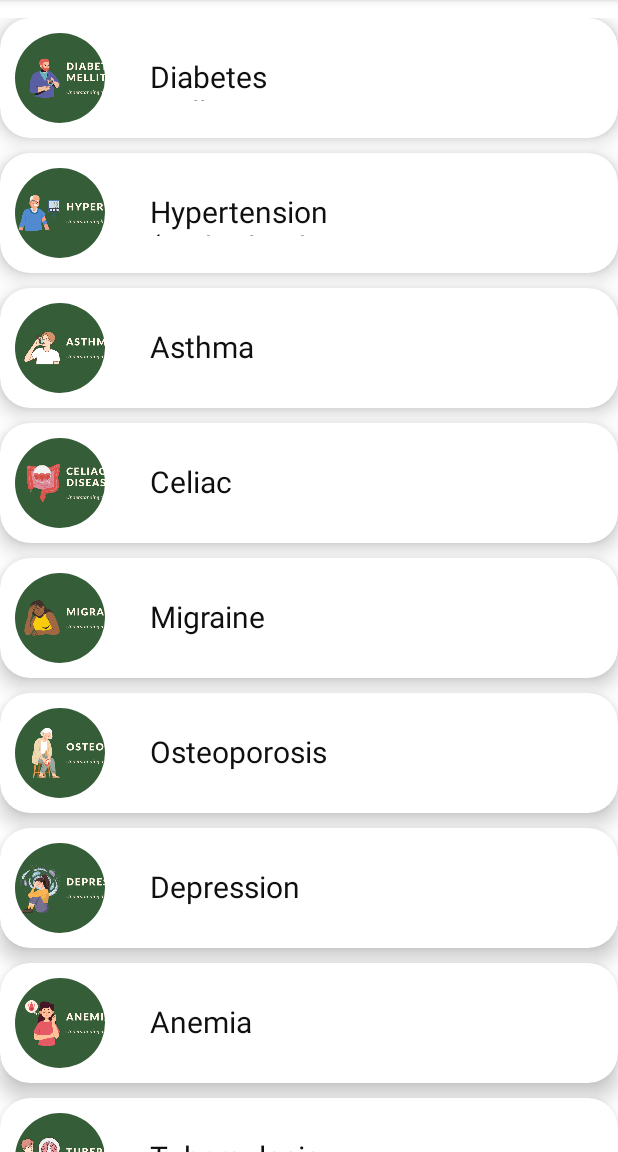
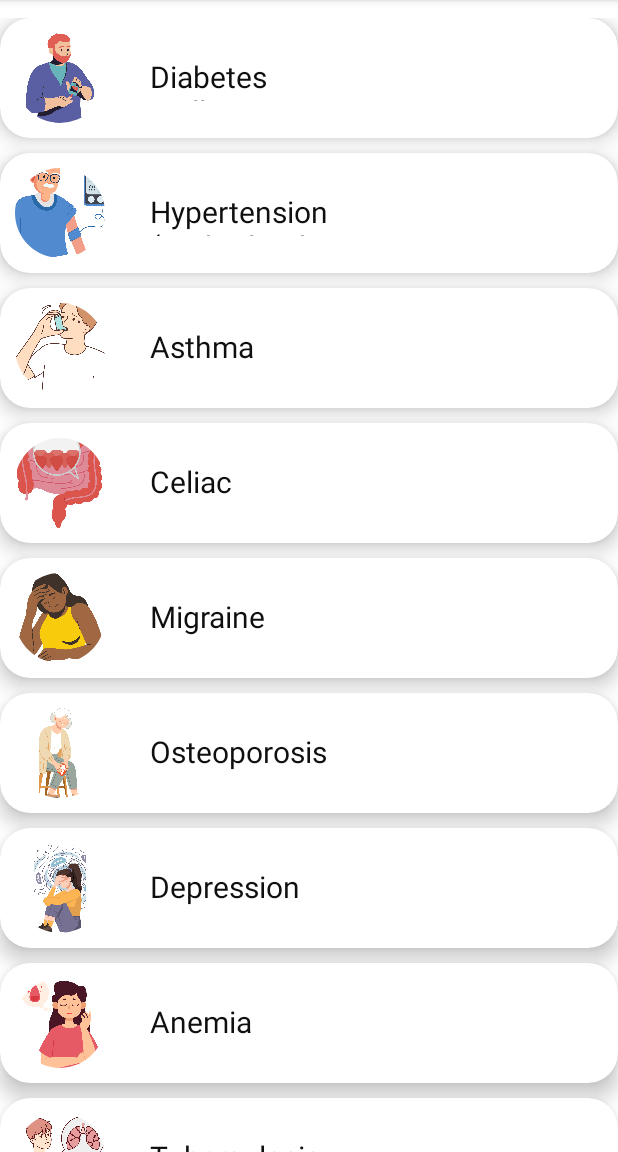
Before and after one commit to lim-glitch/madAssignment, an Android app: the screen it shows after launch (MainActivity before the commit, EduMainActivity after it), on a phone screen of 412 x 824 dp, the part 84-1236 px from its top. Run offline under Robolectric (Android 15) with nearby library versions, the phone set to English and light mode, and no system bars.

Commit message:
its all working now, but not implemented the search function yet

```diff
--- a/app/build.gradle.kts
+++ b/app/build.gradle.kts
@@ -28,6 +28,7 @@ android {
 
     buildFeatures {
         viewBinding = true
+        dataBinding = true
     }
 
     compileOptions {
--- a/app/src/main/AndroidManifest.xml
+++ b/app/src/main/AndroidManifest.xml
@@ -16,7 +16,7 @@
             android:name=".DetailedActivity"
             android:exported="false" />
         <activity
-            android:name=".MainActivity"
+            android:name=".EduMainActivity"
             android:exported="true">
             <intent-filter>
                 <action android:name="android.intent.action.MAIN" />
--- a/app/src/main/java/com/example/educationpeacemy/DetailedActivity.java
+++ b/app/src/main/java/com/example/educationpeacemy/DetailedActivity.java
@@ -20,7 +20,7 @@ public class DetailedActivity extends AppCompatActivity {
         super.onCreate(savedInstanceState);
         binding = ActivityDetailedBinding.inflate(getLayoutInflater());
         EdgeToEdge.enable(this);
-        setContentView(R.layout.activity_detailed);
+        setContentView(binding.getRoot());
         ViewCompat.setOnApplyWindowInsetsListener(findViewById(R.id.main), (v, insets) -> {
             Insets systemBars = insets.getInsets(WindowInsetsCompat.Type.systemBars());
             v.setPadding(systemBars.left, systemBars.top, systemBars.right, systemBars.bottom);
--- a/app/src/main/java/com/example/educationpeacemy/MainActivity.java
+++ b/app/src/main/java/com/example/educationpeacemy/EduMainActivity.java
@@ -11,13 +11,15 @@ import androidx.core.graphics.Insets;
 import androidx.core.view.ViewCompat;
 import androidx.core.view.WindowInsetsCompat;
 
-import com.example.educationpeacemy.databinding.ActivityMainBinding;
+import com.example.educationpeacemy.databinding.ActivityMainEduBinding;
+import com.example.educationpeacemy.databinding.ActivityMainEduBinding;
 
 import java.util.ArrayList;
 
-public class MainActivity extends AppCompatActivity {
+public class EduMainActivity extends AppCompatActivity {
 
-    ActivityMainBinding binding;
+
+    ActivityMainEduBinding binding;
     ListAdapter listAdapter;
     ArrayList<ListData> dataArrayList = new ArrayList<ListData>();
     ListData listData;
@@ -25,7 +27,7 @@ public class MainActivity extends AppCompatActivity {
     @Override
     protected void onCreate(Bundle savedInstanceState) {
         super.onCreate(savedInstanceState);
-        binding = ActivityMainBinding.inflate(getLayoutInflater());
+        binding = ActivityMainEduBinding.inflate(getLayoutInflater());
         EdgeToEdge.enable(this);
         setContentView(binding.getRoot());
         ViewCompat.setOnApplyWindowInsetsListener(findViewById(R.id.main), (v, insets) -> {
@@ -34,6 +36,7 @@ public class MainActivity extends AppCompatActivity {
             return insets;
         });
 
+        int[] iconList = {R.drawable.ic_diabetes, R.drawable.ic_hypertension, R.drawable.ic_asthma, R.drawable.ic_celiac_disease, R.drawable.ic_migraine, R.drawable.ic_osteoporosis, R.drawable.ic_depression, R.drawable.ic_anemia, R.drawable.ic_tuberculosis, R.drawable.ic_dengue, R.drawable.ic_malaria, R.drawable.ic_obesity, R.drawable.ic_hepatitis_b, R.drawable.ic_covid, R.drawable.ic_alzheimer};
         int[] imageList = {R.drawable.diabetes_mellitus, R.drawable.hypertension, R.drawable.asthma, R.drawable.celiac_disease, R.drawable.migraine, R.drawable.osteoporosis, R.drawable.depression, R.drawable.anemia, R.drawable.tuberculosis, R.drawable.dengue_fever, R.drawable.malaria, R.drawable.obesity, R.drawable.hepatitis_b, R.drawable.covid_19, R.drawable.alzheimers_disease};
         int[] descList = {R.string.diabetes_desc, R.string.hypertension_desc, R.string.asthma_desc, R.string.celiac_disease_desc, R.string.migraine_desc, R.string.osteoporosis_desc, R.string.depression_desc, R.string.anemia_desc, R.string.tuberculosis_desc, R.string.dengue_fever_desc, R.string.malaria_desc, R.string.obesity_desc, R.string.hepatitis_b_desc, R.string.covid_19_desc, R.string.alzheimers_disease_desc};
         int[] symptomsList = {R.string.diabetes_symptoms, R.string.hypertension_symptoms, R.string.asthma_symptoms, R.string.celiac_disease_symptoms, R.string.migraine_symptoms, R.string.osteoporosis_symptoms, R.string.depression_symptoms, R.string.anemia_symptoms, R.string.tuberculosis_symptoms, R.string.dengue_fever_symptoms, R.string.malaria_symptoms, R.string.obesity_symptoms, R.string.hepatitis_b_symptoms, R.string.covid_19_symptoms, R.string.alzheimers_disease_symptoms};
@@ -42,23 +45,24 @@ public class MainActivity extends AppCompatActivity {
 
 
         for (int i = 0; i < imageList.length; i++) {
-            listData = new ListData(nameList[i], imageList[i], descList[i], symptomsList[i], treatmentList[i]);
+            listData = new ListData(nameList[i], imageList[i], descList[i], symptomsList[i], treatmentList[i], iconList[i]);
             dataArrayList.add(listData);
         }
 
-        listAdapter = new ListAdapter(MainActivity.this, dataArrayList);
+        listAdapter = new ListAdapter(EduMainActivity.this, dataArrayList);
         binding.listview.setAdapter(listAdapter);
         binding.listview.setClickable(true);
 
         binding.listview.setOnItemClickListener(new AdapterView.OnItemClickListener() {
             @Override
             public void onItemClick(AdapterView<?> adapterView, View view, int i, long l) {
-                Intent intent = new Intent(MainActivity.this, DetailedActivity.class);
+                Intent intent = new Intent(EduMainActivity.this, DetailedActivity.class);
                 intent.putExtra("name", nameList[i]);
                 intent.putExtra("image", imageList[i]);
                 intent.putExtra("desc", descList[i]);
                 intent.putExtra("symptoms", symptomsList[i]);
                 intent.putExtra("treatment", treatmentList[i]);
+                intent.putExtra("icon", iconList[i]);
                 startActivity(intent);
             }
         });
--- a/app/src/main/java/com/example/educationpeacemy/ListAdapter.java
+++ b/app/src/main/java/com/example/educationpeacemy/ListAdapter.java
@@ -27,10 +27,10 @@ public class ListAdapter extends ArrayAdapter<ListData>{
             view = LayoutInflater.from(getContext()).inflate(R.layout.list_item, parent, false);
         }
 
-        ImageView listImage = view.findViewById(R.id.listImage);
+        ImageView listImage = view.findViewById(R.id.listIconImage);
         TextView listName = view.findViewById(R.id.listName);
 
-        listImage.setImageResource(listData.image);
+        listImage.setImageResource(listData.icon);
         listName.setText(listData.name);
 
         return view;
--- a/app/src/main/java/com/example/educationpeacemy/ListData.java
+++ b/app/src/main/java/com/example/educationpeacemy/ListData.java
@@ -2,14 +2,15 @@ package com.example.educationpeacemy;
 
 public class ListData {
     int name;
-    int image;
+    int image, icon;
     int description, symptoms, treatment;
 
-    public ListData(int name, int image, int description, int symptoms, int treatment) {
+    public ListData(int name, int image, int description, int symptoms, int treatment, int icon) {
         this.name = name;
         this.image = image;
         this.description = description;
         this.symptoms = symptoms;
         this.treatment = treatment;
+        this.icon = icon;
     }
 }
--- a/app/src/main/res/layout/activity_main.xml
+++ b/app/src/main/res/layout/activity_main_edu.xml
@@ -5,7 +5,7 @@
     android:id="@+id/main"
     android:layout_width="match_parent"
     android:layout_height="match_parent"
-    tools:context=".MainActivity">
+    tools:context=".EduMainActivity">
 
     <ListView
         android:layout_width="match_parent"
--- a/app/src/main/res/layout/list_item.xml
+++ b/app/src/main/res/layout/list_item.xml
@@ -17,7 +17,7 @@
         <com.google.android.material.imageview.ShapeableImageView
             android:layout_width="60dp"
             android:layout_height="60dp"
-            android:id="@+id/listImage"
+            android:id="@+id/listIconImage"
             android:src="@drawable/ic_diabetes"
             android:scaleType="centerCrop"
             android:layout_marginStart="10dp"
@@ -34,6 +34,6 @@
             android:textSize="20sp"
             android:layout_marginTop="25dp"
             android:layout_marginStart="30dp"
-            android:layout_toEndOf="@id/listImage"/>
+            android:layout_toEndOf="@id/listIconImage"/>
     </RelativeLayout>
 </androidx.cardview.widget.CardView>
--- a/app/src/main/res/values/strings.xml
+++ b/app/src/main/res/values/strings.xml
@@ -87,7 +87,7 @@
     <string name="covid_19_treatment">1. Medications: Antivirals (e.g., Remdesivir)\n2. Prevention: Vaccination, mask-wearing, hand hygiene</string>
 
     //healthProblem 15: Alzheimer's Disease
-    <string name="alzheimers_disease">Alzheimer's Disease</string>
+    <string name="alzheimers_disease">Alzheimer\'s Disease</string>
     <string name="alzheimers_disease_desc">A progressive neurological disorder causing memory loss and cognitive decline.</string>
     <string name="alzheimers_disease_symptoms">1. Memory loss\n2. Confusion\n3. Difficulty completing familiar tasks\n4. Mood changes\n5. Difficulty speaking or writing</string>
     <string name="alzheimers_disease_treatment">1. Medications: Donepezil, Memantine\n2. Lifestyle: Cognitive therapy, supportive care</string>
```
